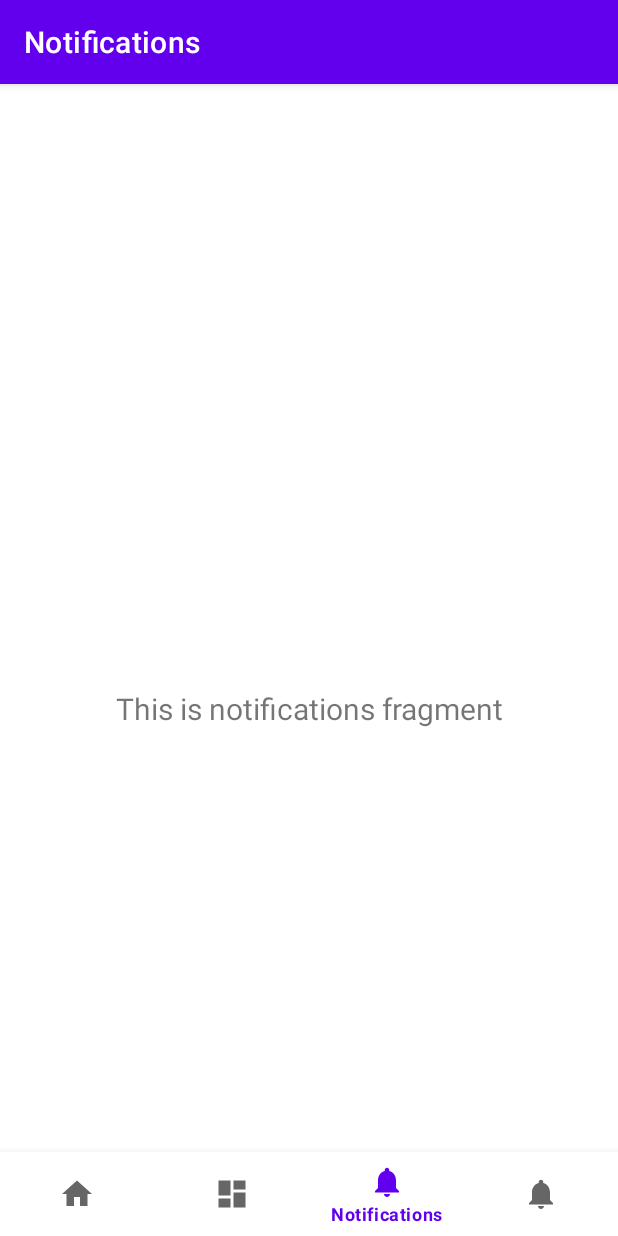
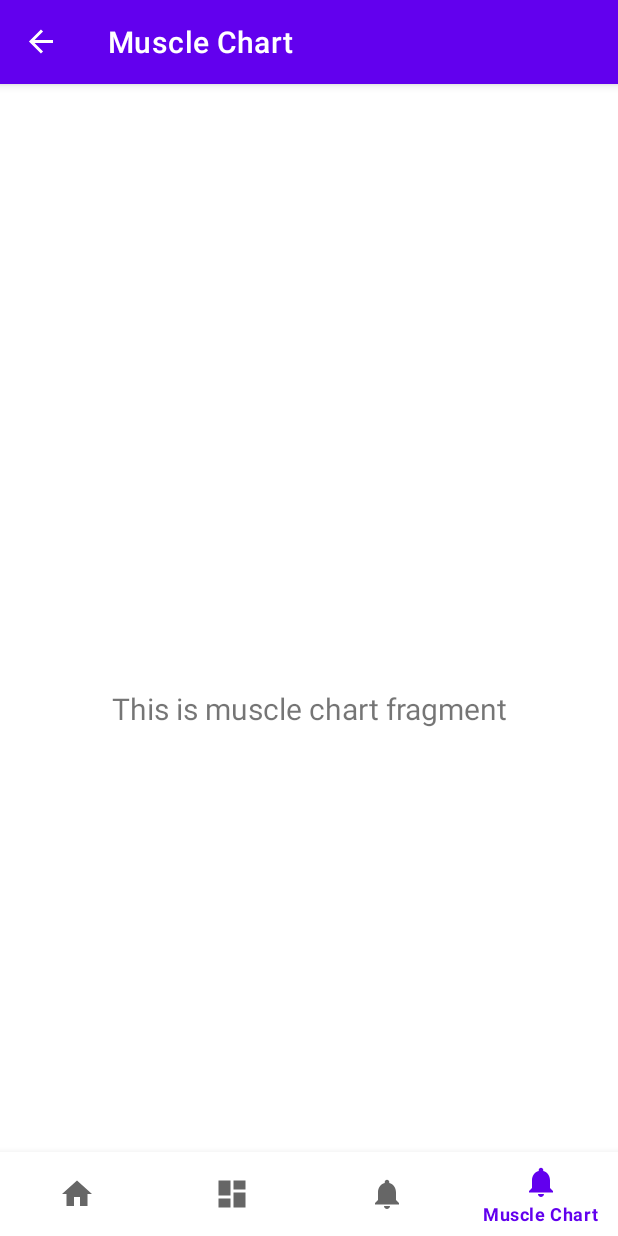
Before and after one commit to Monstroe/EagleFit, an Android app: the screen it shows after launch (MainActivity), item 4 of the bottom bar chosen, on a phone screen of 412 x 824 dp. Run offline under Robolectric (Android 15) with nearby library versions, the phone set to English and light mode, and no system bars; our stand-ins replace navigation-ui.

Commit message:
Update bottom_nav_menu.xml

```diff
--- /dev/null
+++ b/myapplication/src/main/java/com/example/myapplication/ui/musclechart/MuscleChartFragment.java
@@ -0,0 +1,37 @@
+package com.example.myapplication.ui.musclechart;
+
+import android.os.Bundle;
+import android.view.LayoutInflater;
+import android.view.View;
+import android.view.ViewGroup;
+import android.widget.TextView;
+
+import androidx.annotation.NonNull;
+import androidx.fragment.app.Fragment;
+import androidx.lifecycle.ViewModelProvider;
+
+import com.example.myapplication.databinding.FragmentDashboardBinding;
+
+public class MuscleChartFragment extends Fragment {
+
+    private FragmentDashboardBinding binding;
+
+    public View onCreateView(@NonNull LayoutInflater inflater,
+                             ViewGroup container, Bundle savedInstanceState) {
+        MuscleChartViewModel dashboardViewModel =
+                new ViewModelProvider(this).get(MuscleChartViewModel.class);
+
+        binding = FragmentDashboardBinding.inflate(inflater, container, false);
+        View root = binding.getRoot();
+
+        final TextView textView = binding.textDashboard;
+        dashboardViewModel.getText().observe(getViewLifecycleOwner(), textView::setText);
+        return root;
+    }
+
+    @Override
+    public void onDestroyView() {
+        super.onDestroyView();
+        binding = null;
+    }
+}
--- /dev/null
+++ b/myapplication/src/main/java/com/example/myapplication/ui/musclechart/MuscleChartViewModel.java
@@ -0,0 +1,18 @@
+package com.example.myapplication.ui.musclechart;
+import androidx.lifecycle.LiveData;
+import androidx.lifecycle.MutableLiveData;
+import androidx.lifecycle.ViewModel;
+
+public class MuscleChartViewModel extends ViewModel {
+
+    private final MutableLiveData<String> mText;
+
+    public MuscleChartViewModel() {
+        mText = new MutableLiveData<>();
+        mText.setValue("This is muscle chart fragment");
+    }
+
+    public LiveData<String> getText() {
+        return mText;
+    }
+}
--- a/myapplication/src/main/res/menu/bottom_nav_menu.xml
+++ b/myapplication/src/main/res/menu/bottom_nav_menu.xml
@@ -21,5 +21,4 @@
         android:icon="@drawable/ic_musclechart_black_24dp"
         android:title="@string/title_musclechart" />
 
-
 </menu>
--- a/myapplication/src/main/res/navigation/mobile_navigation.xml
+++ b/myapplication/src/main/res/navigation/mobile_navigation.xml
@@ -22,4 +22,11 @@
         android:name="com.example.myapplication.ui.notifications.NotificationsFragment"
         android:label="@string/title_notifications"
         tools:layout="@layout/fragment_notifications" />
+
+    <fragment
+        android:id="@+id/navigation_musclechart"
+        android:name="com.example.myapplication.ui.musclechart.MuscleChartFragment"
+        android:label="@string/title_musclechart"
+        tools:layout="@layout/fragment_notifications" />
+
 </navigation>
--- a/myapplication/src/main/res/values/strings.xml
+++ b/myapplication/src/main/res/values/strings.xml
@@ -3,5 +3,5 @@
     <string name="title_home">Home</string>
     <string name="title_dashboard">Dashboard</string>
     <string name="title_notifications">Notifications</string>
-    <string name="title_musclechart">Muscle Chart></string>
+    <string name="title_musclechart">Muscle Chart</string>
 </resources>
```
